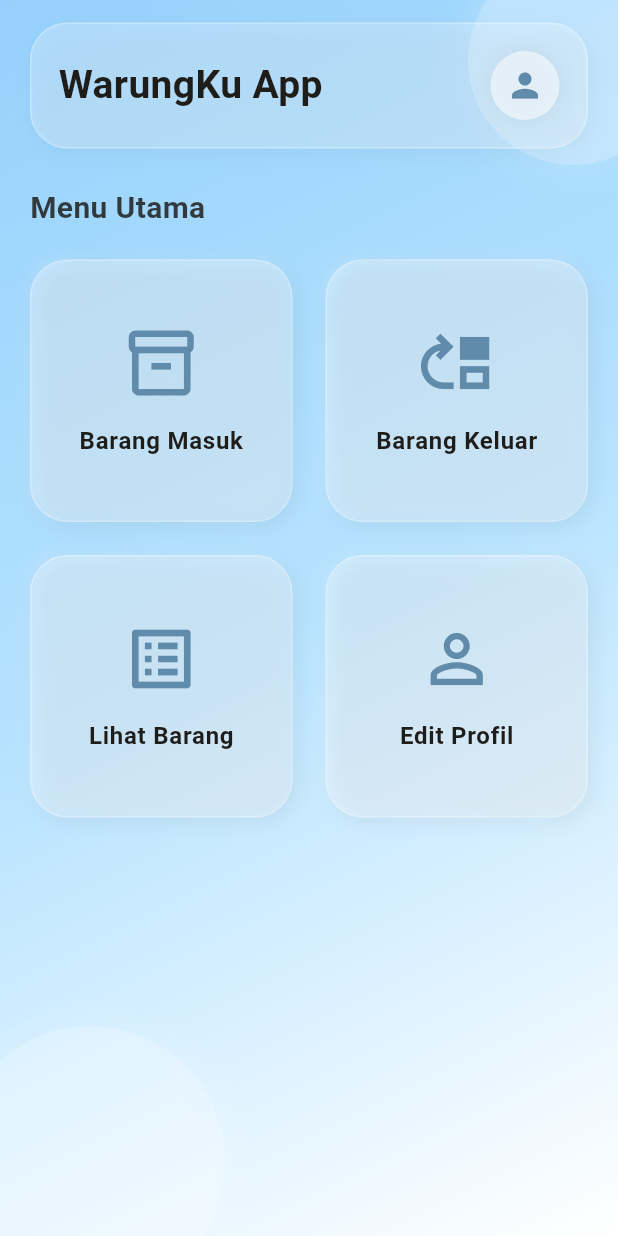
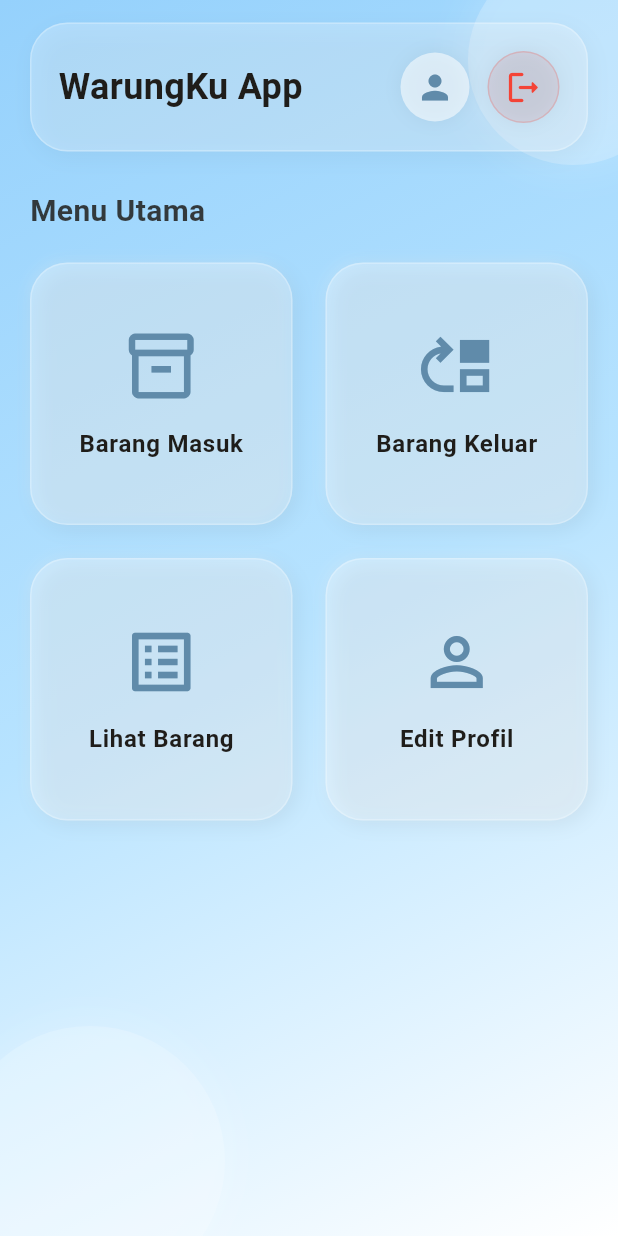
Before and after one commit to viunadyapage/warungapp, a Flutter app: the HomeScreen screen opened directly, on a phone screen of 412 x 824 dp. Run offline on Flutter 3.47's test engine with Material 3 defaults, Android fonts, the phone set to English and light mode, and no system bars; our stand-ins replace google_fonts, shared_preferences; accounts and stored records are empty; Roboto replaces fonts that are missing (CrimsonPro); project files that could hold a hidden picture were left out.

Commit message:
logout simulasi blm fungsional'

```diff
--- a/lib/screens/home/home_screen.dart
+++ b/lib/screens/home/home_screen.dart
@@ -1,13 +1,15 @@
 import 'package:flutter/material.dart';
 import '../barang/barang_list_screen.dart';
 import '../profile/edit_profile_screen.dart';
+// import '../auth/login_screen.dart'; // 👈 JANGAN LUPA IMPORT HALAMAN LOGIN KAMU
+// import '../services/auth_service.dart'; // 👈 IMPORT AUTH SERVICE
 
 class HomeScreen extends StatelessWidget {
   const HomeScreen({super.key});
 
   static const Color primaryBlue = Color(0xFF95D1FC);
-  static const Color accentBlue  = Color(0xFF608BAA);
-  static const Color darkText    = Color(0xFF1F1D1A);
+  static const Color accentBlue = Color(0xFF608BAA);
+  static const Color darkText = Color(0xFF1F1D1A);
 
   @override
   Widget build(BuildContext context) {
@@ -42,23 +44,28 @@ class HomeScreen extends StatelessWidget {
                 children: [
                   const SizedBox(height: 15),
 
-                  // HEADER
+                  // HEADER (Diedit untuk menambahkan Logout)
                   Container(
                     padding: const EdgeInsets.all(18),
-                    decoration: _glassBox(), // ⬅ softened
+                    decoration: _glassBox(),
                     child: Row(
                       mainAxisAlignment: MainAxisAlignment.spaceBetween,
                       children: [
-                        Text(
+                        // Teks Judul
+                        const Text(
                           "WarungKu App",
                           style: TextStyle(
-                            fontSize: 26,
+                            fontSize: 24, // Sedikit disesuaikan agar muat
                             fontWeight: FontWeight.bold,
                             color: darkText,
                             fontFamily: "CrimsonPro",
                           ),
                         ),
 
+                        // Row untuk Tombol Profil & Logout
+                        Row(
+                          children: [
+                            // 1. TOMBOL PROFIL
                             InkWell(
                               borderRadius: BorderRadius.circular(30),
                               onTap: () {
@@ -69,24 +76,20 @@ class HomeScreen extends StatelessWidget {
                                   ),
                                 );
                               },
-                          child: Container(
-                            padding: const EdgeInsets.all(10),
-                            decoration: BoxDecoration(
-                              color: Colors.white.withOpacity(0.55),
-                              shape: BoxShape.circle,
-                              boxShadow: [
-                                BoxShadow(
-                                  color: Colors.black.withOpacity(0.05),
-                                  blurRadius: 10,
-                                )
+                              child: _headerIconButton(Icons.person),
+                            ),
+
+                            const SizedBox(width: 12), // Jarak antar tombol
+
+                            // 2. TOMBOL LOGOUT (BARU 🔥)
+                            InkWell(
+                              borderRadius: BorderRadius.circular(30),
+                              onTap: () {
+                                _showLogoutDialog(context);
+                              },
+                              child: _headerIconButton(Icons.logout_rounded, isLogout: true),
+                            ),
                           ],
-                            ),
-                            child: Icon(
-                              Icons.person,
-                              color: accentBlue,
-                              size: 26,
-                            ),
-                          ),
                         )
                       ],
                     ),
@@ -157,7 +160,73 @@ class HomeScreen extends StatelessWidget {
     );
   }
 
-  // BUBBLE
+  // --- LOGIC LOGOUT ---
+  void _showLogoutDialog(BuildContext context) {
+    showDialog(
+      context: context,
+      builder: (BuildContext context) {
+        return AlertDialog(
+          title: const Text("Konfirmasi", style: TextStyle(fontFamily: "CrimsonPro", fontWeight: FontWeight.bold)),
+          content: const Text("Yakin ingin keluar aplikasi?", style: TextStyle(fontFamily: "CrimsonPro")),
+          shape: RoundedRectangleBorder(borderRadius: BorderRadius.circular(20)),
+          actions: [
+            TextButton(
+              child: const Text("Batal", style: TextStyle(color: Colors.grey, fontFamily: "CrimsonPro")),
+              onPressed: () => Navigator.pop(context),
+            ),
+            TextButton(
+              child: const Text("Keluar", style: TextStyle(color: Colors.red, fontWeight: FontWeight.bold, fontFamily: "CrimsonPro")),
+              onPressed: () async {
+                // Tutup Dialog
+                Navigator.pop(context);
+
+                // 1. Panggil Service Logout (Aktifkan baris ini jika Service sudah dibuat)
+                // await AuthService().logout();
+
+                // 2. Pindah ke Login Screen
+                // Ganti 'LoginScreen()' dengan nama class halaman login-mu
+                /* Navigator.pushAndRemoveUntil(
+                  context,
+                  MaterialPageRoute(builder: (context) => const LoginScreen()),
+                  (route) => false,
+                );
+                */
+
+                // HANYA UNTUK TESTING (Hapus jika LoginScreen sudah ada)
+                ScaffoldMessenger.of(context).showSnackBar(const SnackBar(content: Text("Berhasil Logout (Simulasi)")));
+              },
+            ),
+          ],
+        );
+      },
+    );
+  }
+
+  // --- WIDGET HELPER ---
+
+  // Helper untuk tombol header (Profil & Logout) agar kodenya rapi
+  Widget _headerIconButton(IconData icon, {bool isLogout = false}) {
+    return Container(
+      padding: const EdgeInsets.all(10),
+      decoration: BoxDecoration(
+        color: isLogout ? Colors.red.withOpacity(0.1) : Colors.white.withOpacity(0.55),
+        shape: BoxShape.circle,
+        boxShadow: [
+          BoxShadow(
+            color: Colors.black.withOpacity(0.05),
+            blurRadius: 10,
+          )
+        ],
+        border: isLogout ? Border.all(color: Colors.red.withOpacity(0.2), width: 1) : null,
+      ),
+      child: Icon(
+        icon,
+        color: isLogout ? Colors.red : accentBlue,
+        size: 26,
+      ),
+    );
+  }
+
   Widget _bubble(double size, double opacity) {
     return Container(
       width: size,
@@ -167,7 +236,7 @@ class HomeScreen extends StatelessWidget {
         shape: BoxShape.circle,
         boxShadow: [
           BoxShadow(
-            color: Colors.white.withOpacity(0.12), // ⬅ softened bubble glow
+            color: Colors.white.withOpacity(0.12),
             blurRadius: 18,
             spreadRadius: 6,
           )
@@ -176,7 +245,6 @@ class HomeScreen extends StatelessWidget {
     );
   }
 
-  // GLASSBOX FINAL (lebih lembut, tidak mencolok)
   BoxDecoration _glassBox() {
     return BoxDecoration(
       borderRadius: BorderRadius.circular(25),
@@ -195,7 +263,6 @@ class HomeScreen extends StatelessWidget {
     );
   }
 
-  // MENU CARD (shadow diperhalus)
   Widget _menuButton({
     required String label,
     required IconData icon,
@@ -210,7 +277,6 @@ class HomeScreen extends StatelessWidget {
           onTapUp: (_) => value = 1,
           onTapCancel: () => value = 1,
           onTap: onTap,
-
           child: AnimatedScale(
             duration: const Duration(milliseconds: 150),
             scale: value,
@@ -219,7 +285,7 @@ class HomeScreen extends StatelessWidget {
               decoration: _glassBox().copyWith(
                 boxShadow: [
                   BoxShadow(
-                    color: Colors.white.withOpacity(0.15), // ⬅ softened
+                    color: Colors.white.withOpacity(0.15),
                     blurRadius: 6,
                     offset: const Offset(-2, -2),
                   ),
@@ -230,7 +296,6 @@ class HomeScreen extends StatelessWidget {
                   ),
                 ],
               ),
-
               child: Column(
                 mainAxisAlignment: MainAxisAlignment.center,
                 children: [
```
Lines whose indentation alone changed are shown as unchanged.
